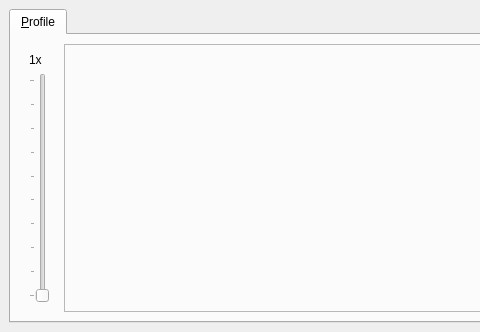
The window that plugin/teksi_wastewater/ui/twwdockwidget.ui (sjib/teksi_wastewater_dev) describes before a commit, drawn with Qt 5; both pictures show x 0 to 480 and y 0 to 332 of the 928 by 332 pixel window.
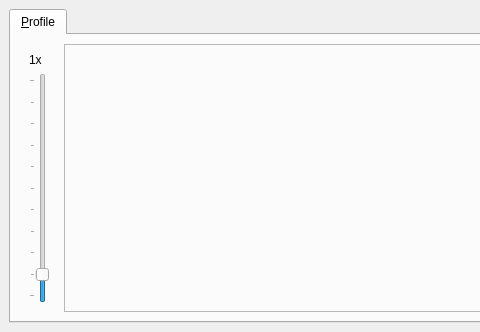
The same window after the commit.

The edit to the form file:
```diff
--- a/plugin/teksi_wastewater/ui/twwdockwidget.ui
+++ b/plugin/teksi_wastewater/ui/twwdockwidget.ui
@@ -159,7 +159,7 @@
               </sizepolicy>
              </property>
              <property name="minimum">
-              <number>1</number>
+              <number>0</number>
              </property>
              <property name="maximum">
               <number>10</number>
```
